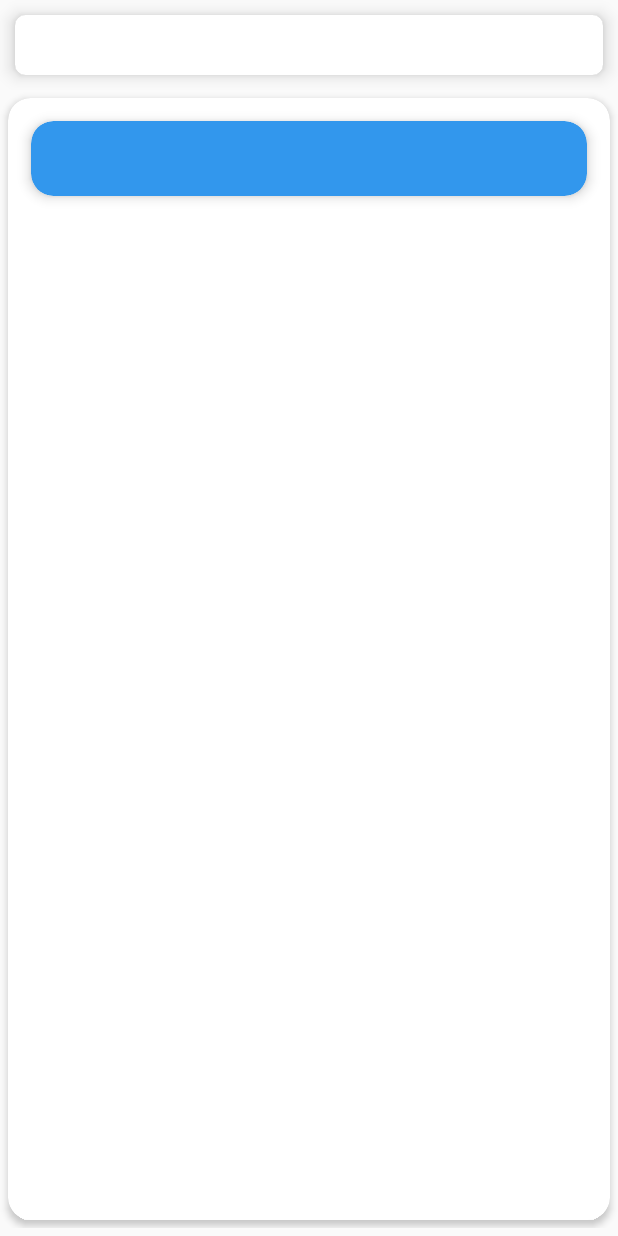
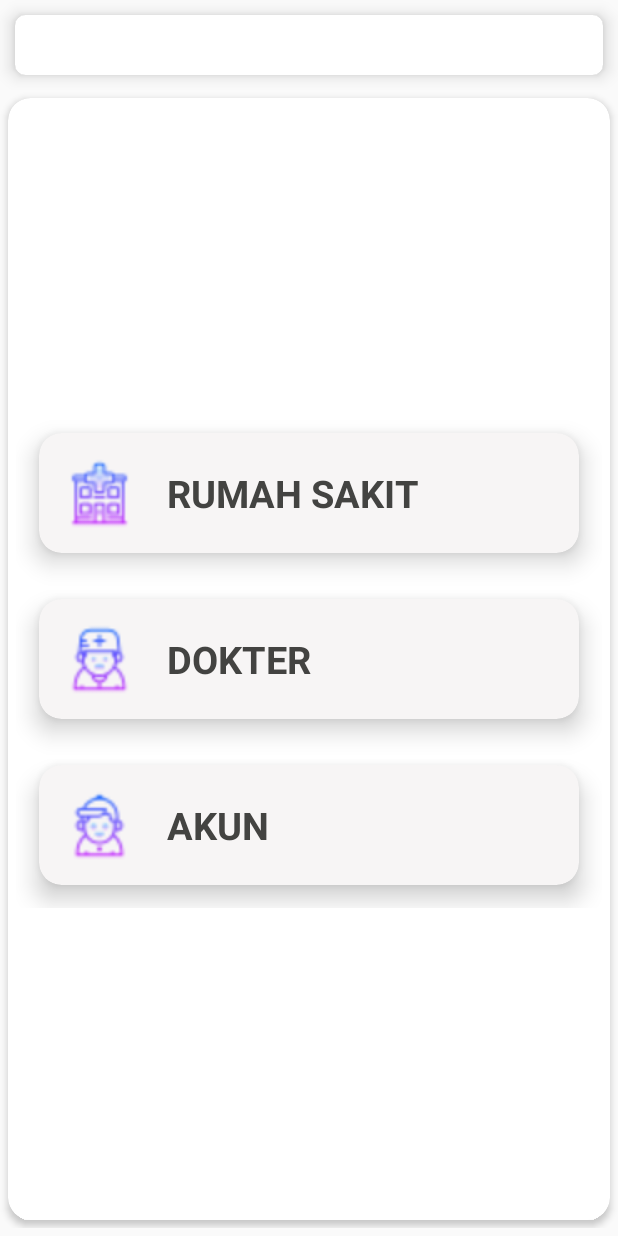
Before and after one commit to rhermawan56/Klinik, an Android app: the Menu screen opened directly, with no data from a screen before it, on a phone screen of 412 x 824 dp. Run offline under Robolectric (Android 15) with nearby library versions, the phone set to English and light mode, and no system bars; Roboto replaces fonts that are not available here.

Commit message:
update menu

```diff
--- a/app/src/main/java/com/example/praktek/klinik/Menu.java
+++ b/app/src/main/java/com/example/praktek/klinik/Menu.java
@@ -6,6 +6,7 @@ import android.os.Bundle;
 import android.support.v7.widget.CardView;
 import android.util.Log;
 import android.view.View;
+import android.widget.ImageView;
 import android.widget.LinearLayout;
 import android.widget.TextView;
 import android.widget.Toast;
@@ -13,7 +14,7 @@ import android.widget.Toast;
 public class Menu extends AppCompatActivity {
 
     TextView name;
-    CardView beranda, rs, boking, akun;
+    CardView rs, dokter, akun;
 
     @Override
     protected void onCreate(Bundle savedInstanceState) {
@@ -21,19 +22,9 @@ public class Menu extends AppCompatActivity {
         setContentView(R.layout.activity_menu);
         name = (TextView) findViewById(R.id.nama);
         name.setText(ModalLogin.get_nama());
-        beranda = (CardView) findViewById(R.id.menu_cardberanda);
-        rs = (CardView) findViewById(R.id.menu_cardklinik);
-        boking = (CardView) findViewById(R.id.menu_cardboking);
+        rs = (CardView) findViewById(R.id.menu_cardrs);
+        dokter = (CardView) findViewById(R.id.menu_carddokter);
         akun = (CardView) findViewById(R.id.menu_cardakun);
-
-        beranda.setOnClickListener(new View.OnClickListener() {
-            @Override
-            public void onClick(View v) {
-                Toast.makeText(Menu.this, "Maintenance", Toast.LENGTH_SHORT).show();
-                Intent intent = new Intent(Menu.this, DetailDokter.class);
-                startActivity(intent);
-            }
-        });
 
         rs.setOnClickListener(new View.OnClickListener() {
             @Override
@@ -43,10 +34,10 @@ public class Menu extends AppCompatActivity {
             }
         });
 
-        boking.setOnClickListener(new View.OnClickListener() {
+        dokter.setOnClickListener(new View.OnClickListener() {
             @Override
             public void onClick(View v) {
-                Intent intent = new Intent(Menu.this,BookingDokterActivity.class);
+                Intent intent = new Intent(Menu.this, BookingDokterActivity.class);
                 startActivity(intent);
             }
         });
--- a/app/src/main/res/layout/activity_menu.xml
+++ b/app/src/main/res/layout/activity_menu.xml
@@ -51,17 +51,100 @@
                     android:layout_height="match_parent"
                     android:columnCount="1"
                     android:rowCount="3"
-                    android:layout_margin="5dp">
+                    android:layout_margin="5dp"
+                    android:layout_gravity="center">
                     <android.support.v7.widget.CardView
+                        android:id="@+id/menu_cardrs"
+                        android:clickable="true"
+                        android:foreground="?attr/selectableItemBackground"
                         android:layout_width="match_parent"
-                        android:layout_height="50dp"
+                        android:layout_height="80dp"
                         android:layout_row="1"
                         android:layout_columnWeight="1"
-                        app:cardElevation="5dp"
-                        app:cardBackgroundColor="@color/textblue"
+                        app:cardElevation="10dp"
                         app:cardCornerRadius="15dp"
-                        android:layout_margin="10dp">
-
+                        android:layout_margin="15dp"
+                        app:cardBackgroundColor="#f7f5f5">
+                        <LinearLayout
+                            android:layout_width="match_parent"
+                            android:layout_height="match_parent"
+                            android:gravity="center_vertical"
+                            android:layout_margin="15dp">
+                            <ImageView
+                                android:layout_width="50dp"
+                                android:layout_height="50dp"
+                                android:src="@drawable/ic_sm_rumah_sakit_30"/>
+                            <TextView
+                                android:layout_width="wrap_content"
+                                android:layout_height="wrap_content"
+                                android:text="RUMAH SAKIT"
+                                android:textSize="25dp"
+                                android:textStyle="bold"
+                                android:textColor="#434341"
+                                android:layout_marginLeft="20dp"/>
+                        </LinearLayout>
+                    </android.support.v7.widget.CardView>
+                    <android.support.v7.widget.CardView
+                        android:id="@+id/menu_carddokter"
+                        android:clickable="true"
+                        android:foreground="?attr/selectableItemBackground"
+                        android:layout_width="match_parent"
+                        android:layout_height="80dp"
+                        android:layout_row="1"
+                        android:layout_columnWeight="1"
+                        app:cardElevation="10dp"
+                        app:cardCornerRadius="15dp"
+                        android:layout_margin="15dp"
+                        app:cardBackgroundColor="#f7f5f5">
+                        <LinearLayout
+                            android:layout_width="match_parent"
+                            android:layout_height="match_parent"
+                            android:gravity="center_vertical"
+                            android:layout_margin="15dp">
+                            <ImageView
+                                android:layout_width="50dp"
+                                android:layout_height="50dp"
+                                android:src="@drawable/ic_sm_booking_dokter_30"/>
+                            <TextView
+                                android:layout_width="wrap_content"
+                                android:layout_height="wrap_content"
+                                android:text="DOKTER"
+                                android:textSize="25dp"
+                                android:textStyle="bold"
+                                android:textColor="#434341"
+                                android:layout_marginLeft="20dp"/>
+                        </LinearLayout>
+                    </android.support.v7.widget.CardView>
+                    <android.support.v7.widget.CardView
+                        android:id="@+id/menu_cardakun"
+                        android:clickable="true"
+                        android:foreground="?attr/selectableItemBackground"
+                        android:layout_width="match_parent"
+                        android:layout_height="80dp"
+                        android:layout_row="1"
+                        android:layout_columnWeight="1"
+                        app:cardElevation="10dp"
+                        app:cardCornerRadius="15dp"
+                        android:layout_margin="15dp"
+                        app:cardBackgroundColor="#f7f5f5">
+                        <LinearLayout
+                            android:layout_width="match_parent"
+                            android:layout_height="match_parent"
+                            android:gravity="center_vertical"
+                            android:layout_margin="15dp">
+                            <ImageView
+                                android:layout_width="50dp"
+                                android:layout_height="50dp"
+                                android:src="@drawable/ic_sm_info_user_30"/>
+                            <TextView
+                                android:layout_width="wrap_content"
+                                android:layout_height="wrap_content"
+                                android:text="AKUN"
+                                android:textSize="25dp"
+                                android:textStyle="bold"
+                                android:textColor="#434341"
+                                android:layout_marginLeft="20dp"/>
+                        </LinearLayout>
                     </android.support.v7.widget.CardView>
                 </GridLayout>
             </ScrollView>
```
